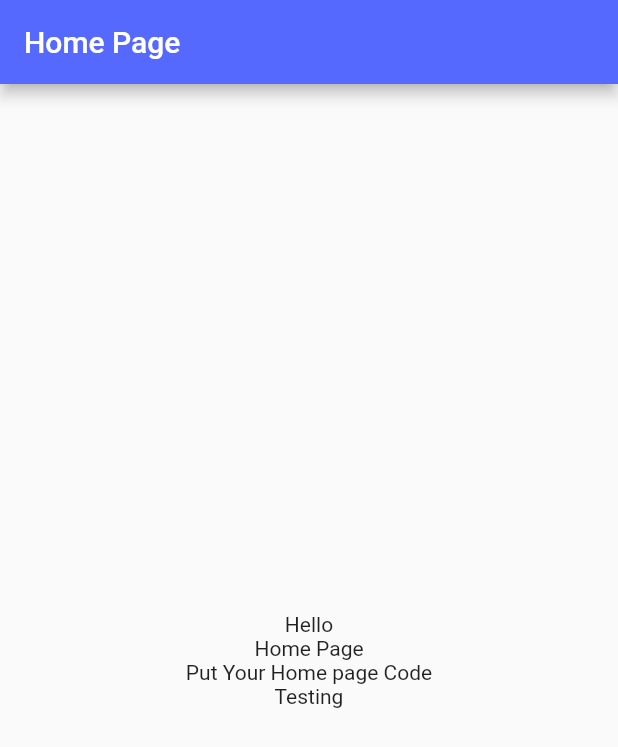
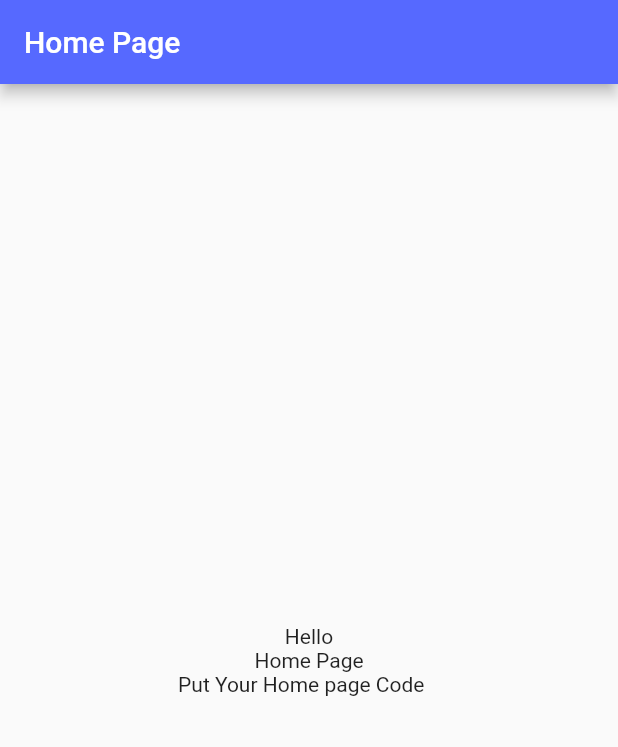
Before and after one commit to nazmulkhanliton/edusoft_tms, a Flutter app: the LoginPage screen opened directly, after a tap on "Log In", on a phone screen of 412 x 824 dp. Shown: the top 747 px of the screen. Run offline on Flutter 3.47's test engine with Material 2 defaults, Android fonts, the phone set to English and light mode, and no system bars; our stand-ins replace smooth_page_indicator.

Commit message:
Home page

```diff
--- a/lib/Screens/Home/home_screen.dart
+++ b/lib/Screens/Home/home_screen.dart
@@ -39,13 +39,7 @@ class _HomeScreenState extends State<HomeScreen> {
                 width: 10,
               ),
               Text(
-                  'Put Your Home page Code'
-              ),
-              SizedBox(
-                width: 10,
-              ),
-              Text(
-                  'Testing'
+                  'Put Your Home page Code   '
               ),
             ],
           ),
```
